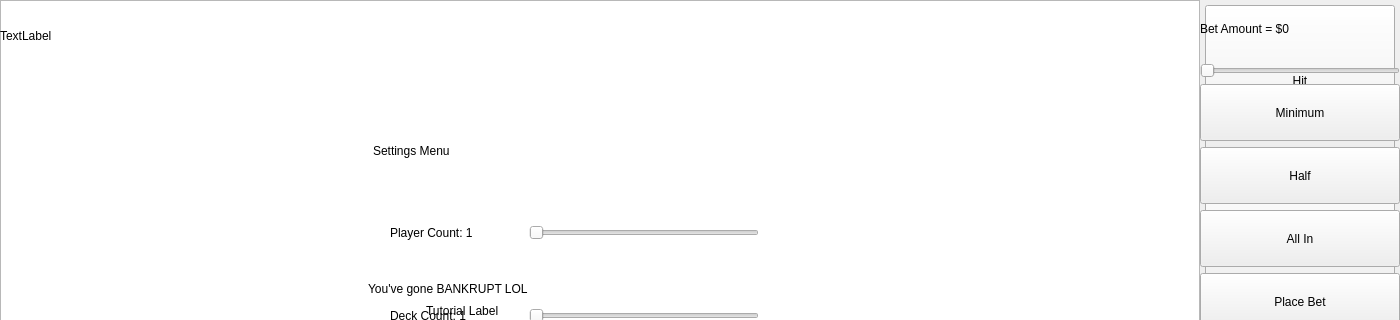
First picture: the form in CardCounter/mainwindow.ui, repository CalebStandfield/full-blackjack-game-engine-with-UI, before the edit; both pictures show x 0 to 1400 and y 0 to 320 of the 1400 by 800 pixel window.
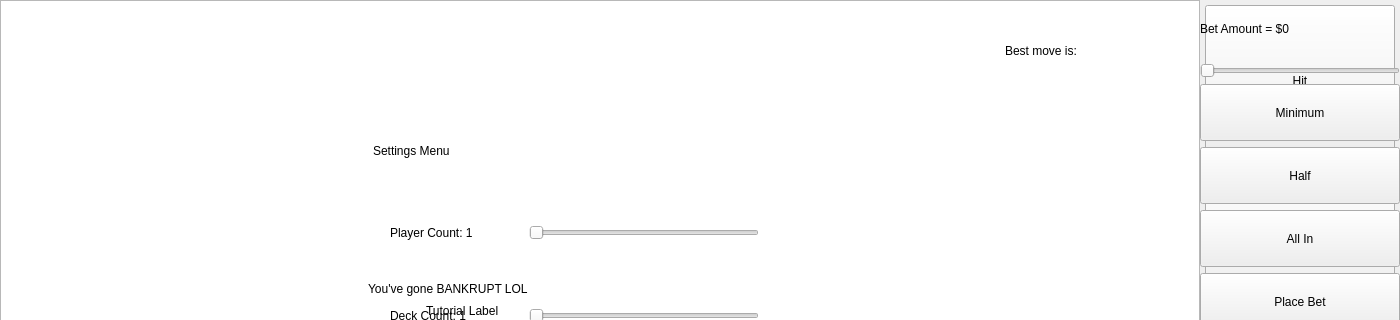
Second picture: the form after the edit.

Commit message:
moved the best move recommended
and toggled the visability of it for the correct screen

The edit to the form file:
```diff
--- a/CardCounter/mainwindow.ui
+++ b/CardCounter/mainwindow.ui
@@ -985,24 +985,30 @@
        </item>
       </layout>
      </widget>
-     <widget class="QWidget" name="practiceBestMoveLabel" native="true">
+     <widget class="QWidget" name="practiceBestMoveWidget" native="true">
       <property name="geometry">
        <rect>
-        <x>0</x>
-        <y>0</y>
+        <x>1005</x>
+        <y>15</y>
         <width>180</width>
         <height>72</height>
        </rect>
       </property>
-      <widget class="QLabel" name="label">
-       <property name="geometry">
-        <rect>
-         <x>0</x>
-         <y>0</y>
-         <width>180</width>
-         <height>72</height>
-        </rect>
+      <layout class="QVBoxLayout" name="verticalLayout_6">
+       <property name="leftMargin">
+        <number>0</number>
        </property>
+       <property name="topMargin">
+        <number>0</number>
+       </property>
+       <property name="rightMargin">
+        <number>0</number>
+       </property>
+       <property name="bottomMargin">
+        <number>0</number>
+       </property>
+       <item>
+        <widget class="QLabel" name="practiceBestMoveLabel">
        <property name="sizePolicy">
         <sizepolicy hsizetype="Minimum" vsizetype="Minimum">
          <horstretch>180</horstretch>
@@ -1016,9 +1022,11 @@
         </size>
        </property>
        <property name="text">
-        <string>TextLabel</string>
-       </property>
-      </widget>
+          <string>Best move is:</string>
+         </property>
+        </widget>
+       </item>
+      </layout>
      </widget>
     </widget>
     <widget class="QWidget" name="basicStrategyChartScreen">
```
Lines whose indentation alone changed are shown as unchanged. The commit also changes 2 other files.
